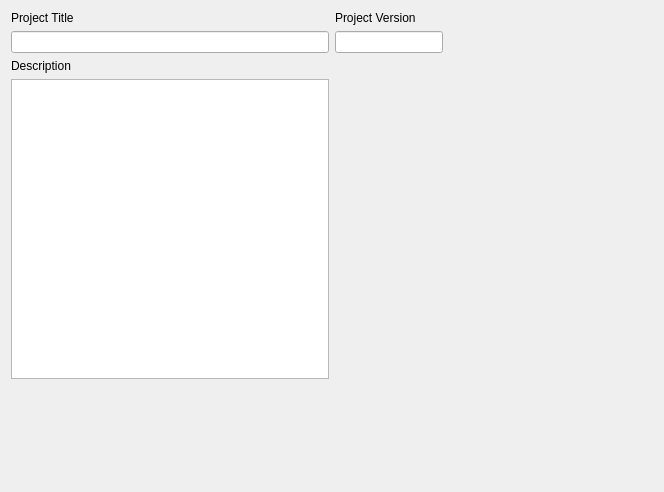
Before: the Qt Designer form src/configmanager/ui/nodewidgets/ui_projectinfo.ui in roam-qgis/Roam, drawn with Qt 5.
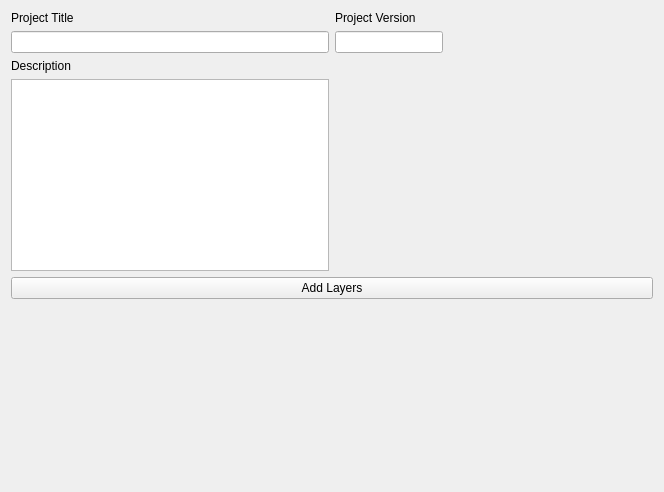
After: the same form once the commit is applied. Icons and pictures are not drawn.

Commit message: Include Add Layers button on project info page

Diff of the .ui file:
```diff
--- a/src/configmanager/ui/nodewidgets/ui_projectinfo.ui
+++ b/src/configmanager/ui/nodewidgets/ui_projectinfo.ui
@@ -34,7 +34,14 @@
       </widget>
      </item>
      <item row="4" column="0">
-      <widget class="QPlainTextEdit" name="descriptionText"/>
+      <widget class="QPlainTextEdit" name="descriptionText">
+       <property name="sizePolicy">
+        <sizepolicy hsizetype="Expanding" vsizetype="Maximum">
+         <horstretch>0</horstretch>
+         <verstretch>0</verstretch>
+        </sizepolicy>
+       </property>
+      </widget>
      </item>
      <item row="0" column="1">
       <widget class="QLabel" name="label_9">
@@ -48,7 +55,7 @@
        <item>
         <widget class="QLabel" name="splashlabel">
          <property name="sizePolicy">
-          <sizepolicy hsizetype="Expanding" vsizetype="MinimumExpanding">
+          <sizepolicy hsizetype="Expanding" vsizetype="Maximum">
            <horstretch>0</horstretch>
            <verstretch>0</verstretch>
           </sizepolicy>
@@ -56,7 +63,7 @@
          <property name="minimumSize">
           <size>
            <width>0</width>
-           <height>300</height>
+           <height>100</height>
           </size>
          </property>
          <property name="maximumSize">
@@ -94,6 +101,29 @@
     </layout>
    </item>
    <item row="1" column="0">
+    <widget class="QPushButton" name="btnAddLayers">
+     <property name="sizePolicy">
+      <sizepolicy hsizetype="Minimum" vsizetype="Preferred">
+       <horstretch>0</horstretch>
+       <verstretch>0</verstretch>
+      </sizepolicy>
+     </property>
+     <property name="text">
+      <string>Add Layers</string>
+     </property>
+     <property name="icon">
+      <iconset resource="../../../roam/resources.qrc">
+       <normaloff>:/branding/qgis</normaloff>:/branding/qgis</iconset>
+     </property>
+     <property name="iconSize">
+      <size>
+       <width>32</width>
+       <height>32</height>
+      </size>
+     </property>
+    </widget>
+   </item>
+   <item row="2" column="0">
     <spacer name="verticalSpacer">
      <property name="orientation">
       <enum>Qt::Vertical</enum>
```
Left out of the diff: 4 changed lines with no effect on the pictures. The commit also changes 4 other files.
